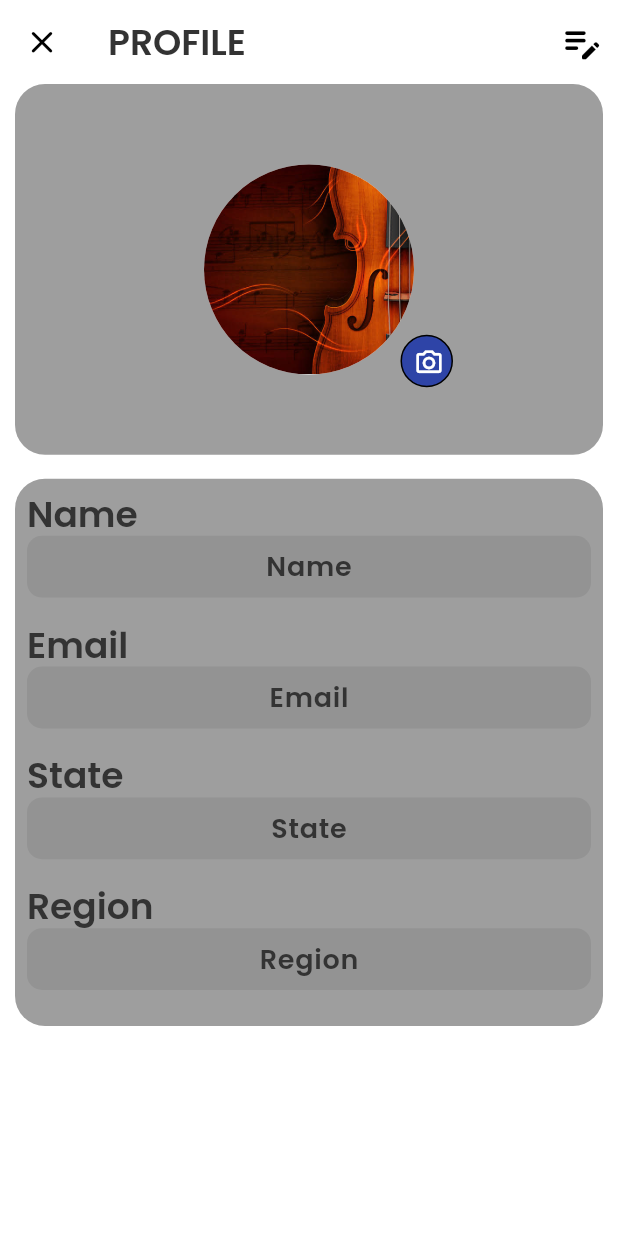
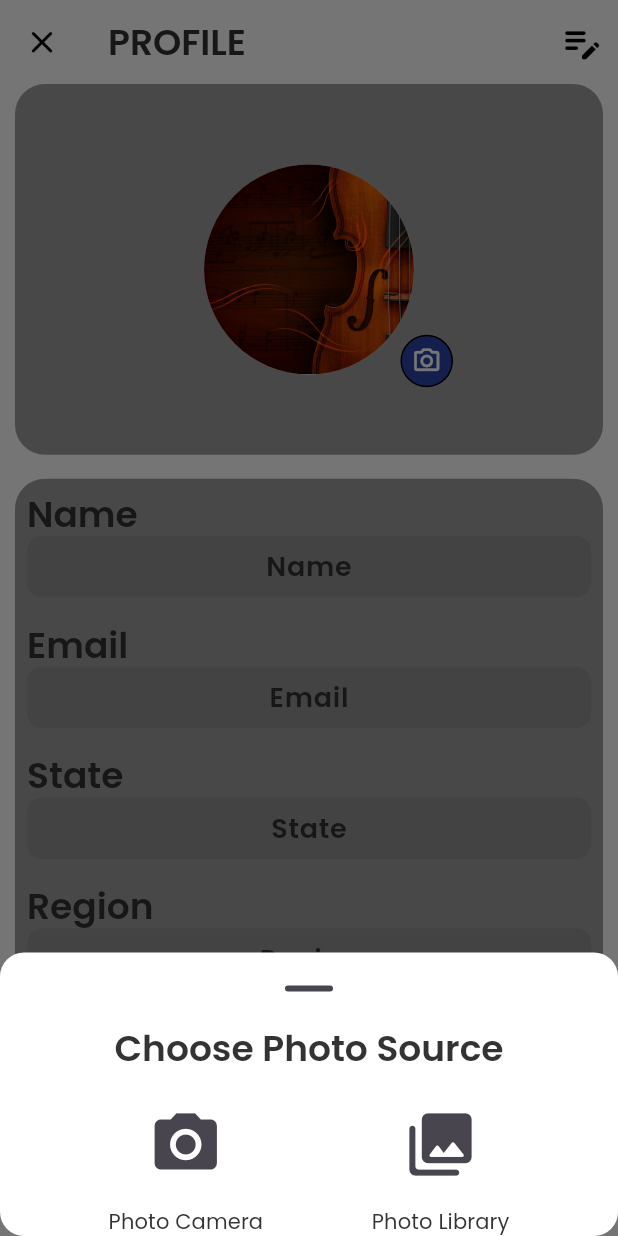
Before and after one commit to OsitadinmaD/dlbc-hymn-app, a Flutter app: the ProfileInfoScreen screen opened directly, after a tap on the "camera alt" icon, on a phone screen of 412 x 824 dp. Run offline on Flutter 3.47's test engine with Material 3 defaults, Android fonts, the phone set to English and light mode, and no system bars; our stand-ins replace get, image_picker, rating_dialog, share_plus, shared_preferences, smooth_page_indicator; missing offline and left inert: shrink_sidemenu, syncfusion_flutter_pdfviewer; accounts and stored records are empty; statements that could not run were skipped.

Commit message:
modified:   android/app/build.gradle 	modified:   ios/Runner/Info.plist 	modified:   lib/main.dart 	modified:   lib/screens/offline_screens/hymn_home.dart/model_classes/side_menu_model.dart 	new file:   lib/screens/offline_screens/side_menu_items.dart/profile/controller/image_picker_controller.dart 	modified:   lib/screens/offline_screens/side_menu_items.dart/profile/widgets/image_stack_widget.dart 	new file:   lib/screens/offline_screens/side_menu_items.dart/profile/widgets/photo_source.dart 	new file:   lib/screens/offline_screens/side_menu_items.dart/profile/widgets/view_profile_picture.dart 	modified:   linux/flutter/generated_plugin_registrant.cc 	modified:   linux/flutter/generated_plugins.cmake 	modified:   macos/Flutter/GeneratedPluginRegistrant.swift 	modified:   pubspec.lock 	modified:   pubspec.yaml 	modified:   windows/flutter/generated_plugin_registrant.cc 	modified:   windows/flutter/generated_plugins.cmake

```diff
--- a/lib/main.dart
+++ b/lib/main.dart
@@ -8,6 +8,7 @@ import 'package:dlcm_ghs/screens/authentication_screens/verify_email_screen/veri
 import 'package:dlcm_ghs/screens/offline_screens/favorite_screen/persisting_services/favorite_service.dart';
 import 'package:dlcm_ghs/screens/offline_screens/hymnal_screens/detail_screen/settings/controller/font_size_controller.dart';
 import 'package:dlcm_ghs/screens/offline_screens/hymnal_screens/detail_screen/settings/controller/hymn_color_controller.dart';
+import 'package:dlcm_ghs/screens/offline_screens/side_menu_items.dart/profile/controller/image_picker_controller.dart';
 import 'package:dlcm_ghs/screens/offline_screens/side_menu_items.dart/profile/controller/profile_controller.dart';
 import 'package:dlcm_ghs/themedata/themedata.dart';
 import 'package:flutter/material.dart';
@@ -36,6 +37,7 @@ Future<void> initServices2() async {
   print('starting services....');
   await Get.putAsync<FontSizeController>(() async => FontSizeController());
   await Get.putAsync<ProfileController>(() async => ProfileController());
+  await Get.putAsync<ImagePickerController>(() async => ImagePickerController());
   // ignore: avoid_print
   print('All services started....');
 }
--- a/lib/screens/offline_screens/side_menu_items.dart/profile/widgets/image_stack_widget.dart
+++ b/lib/screens/offline_screens/side_menu_items.dart/profile/widgets/image_stack_widget.dart
@@ -1,3 +1,8 @@
+import 'dart:io';
+
+import 'package:dlcm_ghs/screens/offline_screens/side_menu_items.dart/profile/controller/image_picker_controller.dart';
+import 'package:dlcm_ghs/screens/offline_screens/side_menu_items.dart/profile/widgets/photo_source.dart';
+import 'package:dlcm_ghs/screens/offline_screens/side_menu_items.dart/profile/widgets/view_profile_picture.dart';
 import 'package:flutter/material.dart';
 import 'package:get/get.dart';
 
@@ -12,6 +17,7 @@ class ImageStackWidget extends StatelessWidget {
 
   @override
   Widget build(BuildContext context) {
+    final imageController = Get.put<ImagePickerController>(ImagePickerController());
     return Stack(
       children: [
         Container(
@@ -27,9 +33,18 @@ class ImageStackWidget extends StatelessWidget {
               minRadius: 40,
               backgroundColor: PColor.light,
               //radius: 40,
+              child: GestureDetector(
+                onTap: () => Get.to(() => ViewProfilePicture()),
+                child: Hero(
+                  tag: 'profilePicture',
                   child: ClipRRect(
                     borderRadius: BorderRadius.circular(100),
-                child: Image.asset(PTexts.guitarCoolImageString,fit: BoxFit.cover,height: 150,)
+                    child: Obx( () => imageController.displayedImagePath.value == '' ?
+                                Image.asset(PTexts.guitarCoolImageString,fit: BoxFit.cover,height: 150,) :
+                                   Image.file(File(imageController.displayedImagePath.value),fit: BoxFit.cover,width: 150,height: 150,),
+                    )
+                  ),
+                ),
               )
             ),
           )
@@ -37,6 +52,8 @@ class ImageStackWidget extends StatelessWidget {
         Positioned(
           bottom: 45,
           right: 100,
+          child: InkWell(
+            onTap: () => PhotoSource.photoSource(context),
             child: Container(
               height: 35,
               width: 35,
@@ -45,7 +62,8 @@ class ImageStackWidget extends StatelessWidget {
                 borderRadius: BorderRadius.circular(60),
                 color: PColor.primaryColor
               ),
-            child: Center(child: IconButton(tooltip: 'Choose picture', icon: const Icon(Icons.camera_alt_outlined,size: 20,color: PColor.light,),onPressed: (){},))),
+              child: Center(child: Icon(Icons.camera_alt_outlined,size: 20,color: PColor.light,))),
+          ),
         )
       ],
     );
--- /dev/null
+++ b/lib/screens/offline_screens/side_menu_items.dart/profile/widgets/photo_source.dart
@@ -0,0 +1,51 @@
+import 'package:dlcm_ghs/screens/offline_screens/side_menu_items.dart/profile/controller/image_picker_controller.dart';
+import 'package:flutter/material.dart';
+import 'package:get/get.dart';
+import 'package:image_picker/image_picker.dart';
+
+import '../../../../../utils/constants/sizes.dart';
+class PhotoSource {
+  const PhotoSource._();
+
+  static Future<void> photoSource(BuildContext context) {
+    final imageController = Get.put<ImagePickerController>(ImagePickerController());
+    return showModalBottomSheet<void>(
+      context: context,
+      isDismissible: true,
+      showDragHandle: true,
+      useSafeArea: true,
+      enableDrag: true,
+      sheetAnimationStyle: AnimationStyle(curve: const FlippedCurve(Curves.easeInOutCubicEmphasized),duration: const Duration(milliseconds: 500),reverseCurve: const FlippedCurve(Curves.fastEaseInToSlowEaseOut),reverseDuration: const Duration(milliseconds: 500)),
+      builder: (context) {
+        return Column(
+          mainAxisSize: MainAxisSize.min,
+          children: [
+            Text('Choose Photo Source', style: Theme.of(context).textTheme.headlineMedium,),
+            const SizedBox(height: Psizes.md,),
+            Row(
+              mainAxisAlignment: MainAxisAlignment.spaceEvenly,
+              children: [
+                Column(
+                  children: [
+                    IconButton(onPressed: () async => imageController.selectImage(imageSource: ImageSource.camera),
+                      icon: Icon(Icons.photo_camera, size: 50,),tooltip: 'Photo Camera',),
+                    const SizedBox(height: Psizes.sm,),
+                    Text('Photo Camera', style: Theme.of(context).textTheme.labelLarge,),
+                  ],
+                ),
+                Column(
+                  children: [
+                    IconButton(onPressed: () async => imageController.selectImage(imageSource: ImageSource.gallery),
+                      icon: Icon(Icons.photo_library_rounded, size: 50,),tooltip: 'Photo Library',),
+                    const SizedBox(height: Psizes.sm,),
+                    Text('Photo Library', style: Theme.of(context).textTheme.labelLarge,),
+                  ],
+                ),
+              ],
+            )
+          ]
+        );
+      }
+    );
+  }
+}
--- a/pubspec.yaml
+++ b/pubspec.yaml
@@ -45,6 +45,7 @@ dependencies:
   shared_preferences: ^2.3.2
   share_plus: ^10.0.2
   url_launcher: ^6.3.0
+  image_picker: ^1.1.2
 
 dev_dependencies:
   flutter_test:
```
Also changed, not shown: lib/screens/offline_screens/hymn_home.dart/model_classes/side_menu_model.dart (+39 -2 lines), lib/screens/offline_screens/side_menu_items.dart/profile/controller/image_picker_controller.dart (added, +68 -0 lines), lib/screens/offline_screens/side_menu_items.dart/profile/widgets/view_profile_picture.dart (added, +50 -0 lines), pubspec.lock, 7 other files. Lines whose indentation alone changed are shown as unchanged.
